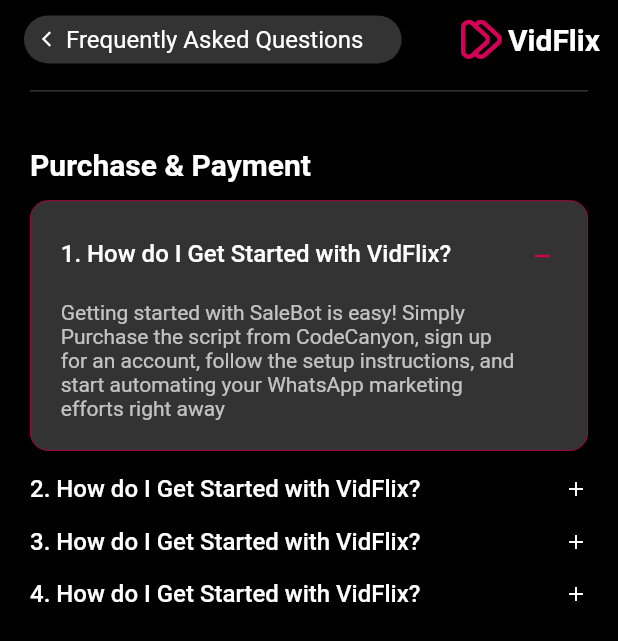
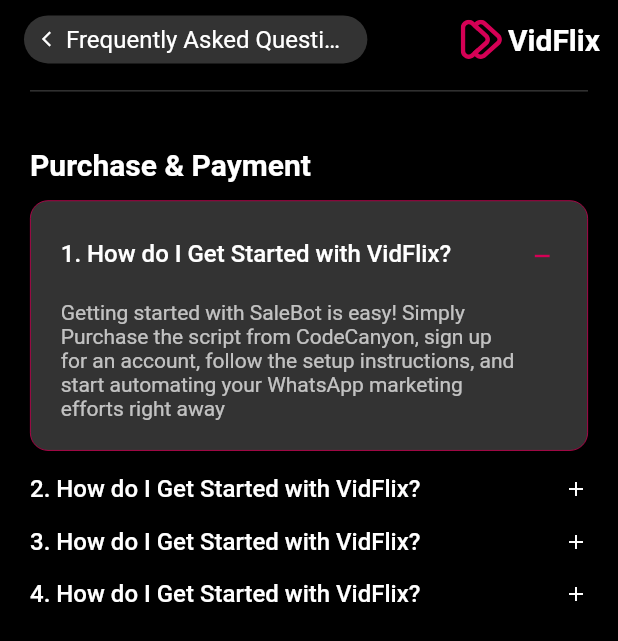
Before and after one commit to wahabrej/jomlye, a Flutter app: the FAQScreen screen opened by its route, on a phone screen of 412 x 824 dp. Shown: the top 641 px of the screen. Run offline on Flutter 3.47's test engine with Material 3 defaults, Android fonts, the phone set to English and light mode, and no system bars; our stand-ins replace carousel_slider, dio, flutter_dotenv, flutter_screenutil, flutter_svg, get and 4 more; missing offline and left inert: flutter_inappwebview; accounts and stored records are empty; project files that could hold a hidden picture were left out.

Commit message:
faq screen design overflow issue fix

```diff
--- a/lib/screens/profile/faq_screen.dart
+++ b/lib/screens/profile/faq_screen.dart
@@ -19,7 +19,7 @@ class FAQScreen extends StatelessWidget {
               Get.back();
             },
             child: Container(
-              width: 220.w,
+              width: 200.w,
               height: h32,
               decoration: BoxDecoration(
                 borderRadius: BorderRadius.circular(100.r),
@@ -36,11 +36,15 @@ class FAQScreen extends StatelessWidget {
                       color: cWhiteColor,
                     ),
                     kW4sizedBox,
-                    Center(
+                    SizedBox(
+                      width: 160.w,
+                      child: Center(
                           child: Text(
                         ksFrequentlyAskedQuestions.tr,
                         style: regular16TextStyle(cWhiteColor),
+                        overflow: TextOverflow.ellipsis,
                       )),
+                    ),
                   ],
                 ),
               ),
@@ -106,11 +110,15 @@ class FAQScreen extends StatelessWidget {
                                            padding: const EdgeInsets.only(top: k20Padding,right: k20Padding,left: k20Padding),
                                            child: Row(
                                              children: [
-                                               Text(
+                                               SizedBox(
+                                                width: width-101,
+                                                 child: Text(
                                                   profileController
                                                           .faqPurchaseAndPayment[index]
                                                       ["question"],
                                                   style: medium16TextStyle(cWhiteColor),
+                                                  overflow: TextOverflow.clip,
+                                                  ),
                                                ),
                                              const Expanded(child: SizedBox(),),
                                               Padding(
@@ -133,7 +141,7 @@ class FAQScreen extends StatelessWidget {
                                               padding: const EdgeInsets.only(left: k20Padding,right: k20Padding,bottom: k20Padding,top: k16Padding),
                                               child: SizedBox(
                                                 width: width-105,
-                                                child: Text( profileController
+                                                child: Text(profileController
                                                               .faqPurchaseAndPayment[index]
                                                           ["answer"],style: regular14TextStyle(cWhiteColor.withOpacity(0.7),),),
                                               ),
```
Lines whose indentation alone changed are shown as unchanged.
